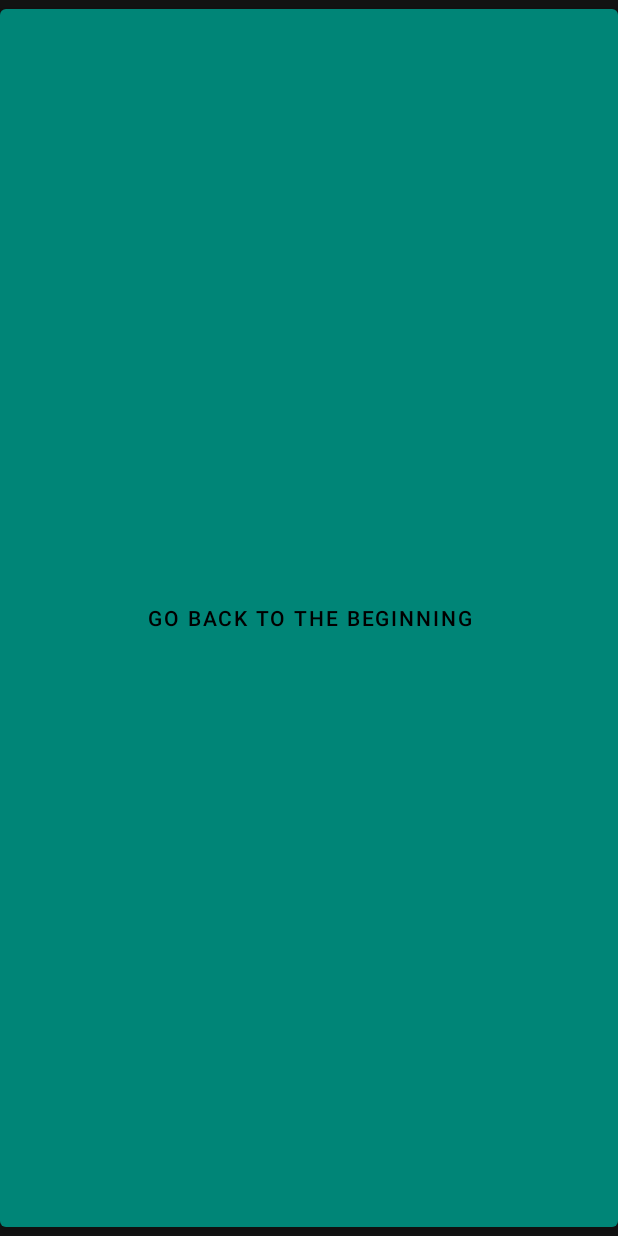
After one commit to migueln1987/TenActivityApp2, an Android app: the layout fragment_button_ten.xml on its own in the app's theme, with its tools: preview values and no code run, on a phone screen of 412 x 824 dp. The commit adds this screen. Run offline under Robolectric (Android 15) with nearby library versions, the phone set to English and light mode, and no system bars.

Commit message:
Add fragments and make buttons work

```diff
--- a/app/src/main/java/com/example/tenactivityapp/activities/ActivityTen.kt
+++ b/app/src/main/java/com/example/tenactivityapp/activities/ActivityTen.kt
@@ -2,9 +2,10 @@ package com.example.tenactivityapp.activities
 
 import androidx.appcompat.app.AppCompatActivity
 import android.os.Bundle
+import androidx.fragment.app.FragmentActivity
 import com.example.tenactivityapp.R
 
-class ActivityTen : AppCompatActivity() {
+class ActivityTen : FragmentActivity() {
 
     override fun onCreate(savedInstanceState: Bundle?) {
         super.onCreate(savedInstanceState)
--- a/app/src/main/res/layout/activity_ten.xml
+++ b/app/src/main/res/layout/activity_ten.xml
@@ -7,6 +7,7 @@
         android:layout_height="match_parent"
         tools:context=".activities.ActivityTen">
     <fragment
+            android:id="@+id/fragment_ten_button"
             android:name="com.example.tenactivityapp.fragments.FragmentTen"
             android:layout_width="match_parent"
             android:layout_height="match_parent">
--- a/app/src/main/res/layout/fragment_button_nine.xml
+++ b/app/src/main/res/layout/fragment_button_nine.xml
@@ -3,6 +3,7 @@
         android:layout_width="match_parent"
         android:layout_height="match_parent"
         android:text="@string/go_to_ten"
-        android:id="@+id/button_to_ten">
+        android:id="@+id/button_to_ten"
+android:background="@color/backgroundFive">
 
 </Button>
--- /dev/null
+++ b/app/src/main/res/layout/fragment_button_ten.xml
@@ -0,0 +1,9 @@
+<?xml version="1.0" encoding="utf-8"?>
+<Button
+        android:id="@+id/button_back_to_one"
+        android:text="@string/go_back_to_the_beginning"
+        xmlns:android="http://schemas.android.com/apk/res/android"
+        android:layout_width="match_parent"
+        android:layout_height="match_parent">
+
+</Button>
--- a/app/src/main/res/values/strings.xml
+++ b/app/src/main/res/values/strings.xml
@@ -8,4 +8,5 @@
     <string name="go_to_four">Go To Four</string>
     <string name="go_to_five">Go To Five</string>
     <string name="go_to_six">Go To Six</string>
+    <string name="go_back_to_the_beginning">Go Back To The Beginning</string>
 </resources>
```
Also changed, not shown: app/src/main/java/com/example/tenactivityapp/fragments/FragmentTen.kt (+15 -0 lines).
